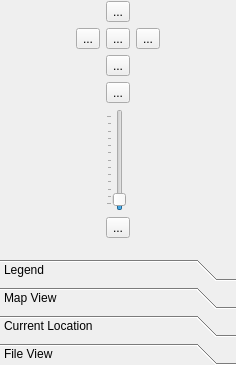
KDE/marble, file src/lib/MarbleControlBox.ui: the form before one commit; both pictures show x 0 to 236 and y 199 to 564 of the 236 by 564 pixel window.
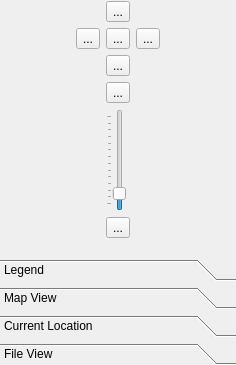
The form after the commit. Icons and pictures are not drawn. Custom widgets are drawn as their Qt base class.

```diff
--- a/src/lib/MarbleControlBox.ui
+++ b/src/lib/MarbleControlBox.ui
@@ -290,7 +290,7 @@
               <string>Use this slider to adjust the zoom level of the map.</string>
              </property>
              <property name="minimum" >
-              <number>1000</number>
+              <number>900</number>
              </property>
              <property name="maximum" >
               <number>2200</number>
```
